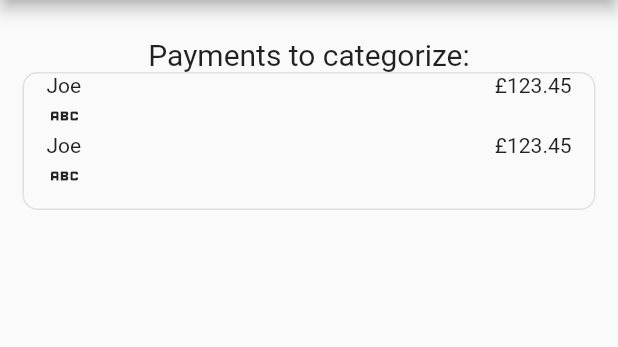
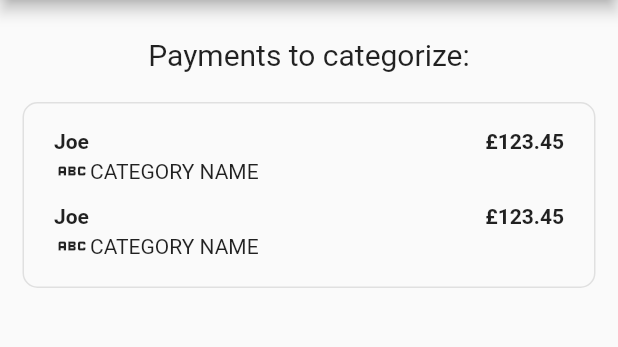
Before and after one commit to Frqcture/thestudentbudget, a Flutter app: the NonCategorisedPaymentScreen screen opened directly, on a phone screen of 412 x 824 dp, the part 84-431 px from its top. Run offline on Flutter 3.47's test engine with Material 2 defaults, Android fonts, the light colour scheme and no system bars.

Commit message:
Fixed class

```diff
--- a/lib/home_screen.dart
+++ b/lib/home_screen.dart
@@ -1,5 +1,5 @@
 import 'package:flutter/material.dart';
-import 'package:thestudentbudget/summary_tab.dart';
+import 'package:TheStudentBudget/summary_tab.dart';
 
 class HomeScreen extends StatefulWidget {
   const HomeScreen({Key? key}) : super(key: key);
--- a/lib/non_categorized_payments.dart
+++ b/lib/non_categorized_payments.dart
@@ -18,9 +18,12 @@ class _NonCategorisedPaymentScreenState extends State<NonCategorisedPaymentScree
       body: Container(
         padding: const EdgeInsets.fromLTRB(15, 25, 15, 25),
         child: Column(children: <Widget>[
-          const Text(
-            'Payments to categorize:',
-            style: TextStyle(fontSize: 20),
+          Container(
+            padding: const EdgeInsets.fromLTRB(0, 0, 0, 20),
+            child: const Text(
+              'Payments to categorize:',
+              style: TextStyle(fontSize: 20),
+            ),
           ),
           Container(
             decoration: BoxDecoration(
@@ -28,7 +31,8 @@ class _NonCategorisedPaymentScreenState extends State<NonCategorisedPaymentScree
               border: Border.all(color: const Color.fromARGB(255, 224, 224, 224))
             ),
               child: Container(
-                margin: const EdgeInsets.fromLTRB(15, 0, 15, 10),
+                // padding: EdgeInsets.fromLTRB(0, 5, 0, 0),
+                margin: const EdgeInsets.fromLTRB(15, 12, 15, 10),
                 child: ListView(
                 shrinkWrap: true,
                 children: <Widget>[
@@ -43,3 +47,10 @@ class _NonCategorisedPaymentScreenState extends State<NonCategorisedPaymentScree
     );
   }
 }
+
+class NoCategoryPaymentInfoStore {
+  final String paidTo;
+  final double amount;
+
+  NoCategoryPaymentInfoStore(this.paidTo, this.amount);
+}
--- a/lib/payment_info_summaries.dart
+++ b/lib/payment_info_summaries.dart
@@ -56,23 +56,27 @@ class _NoCategoryPaymentInfoState extends State<NoCategoryPaymentInfo> {
   @override
   Widget build(BuildContext context) {
     return Container(
+      padding: EdgeInsets.all(5),
       child: Column(
         children: <Widget>[
         Container(
           child:Row(
             mainAxisAlignment: MainAxisAlignment.spaceBetween,
             children: <Widget>[
-              Text(widget.paidTo),
-              Text('£'+widget.amount.toString())
+              Text(widget.paidTo, style: TextStyle(fontWeight: FontWeight.bold),),
+              Text('£'+widget.amount.toString(), style: TextStyle(fontWeight: FontWeight.bold))
             ],
           )
         ),
         Container(
           alignment: Alignment.bottomLeft,
-          child: Icon(
-            Icons.abc
+          child: Row(children: const <Widget>[
+            Icon(Icons.abc_outlined),
+            Text(
+              'CATEGORY NAME'
+            )
+          ],)
           ),
-        )
       ],)
     );
   }
--- a/pubspec.yaml
+++ b/pubspec.yaml
@@ -1,5 +1,5 @@
-name: thestudentbudget
-description: A new Flutter project.
+name: TheStudentBudget
+description: Budgeting App, built for students.
 
 # The following line prevents the package from being accidentally published to
 # pub.dev using `flutter pub publish`. This is preferred for private packages.
```
